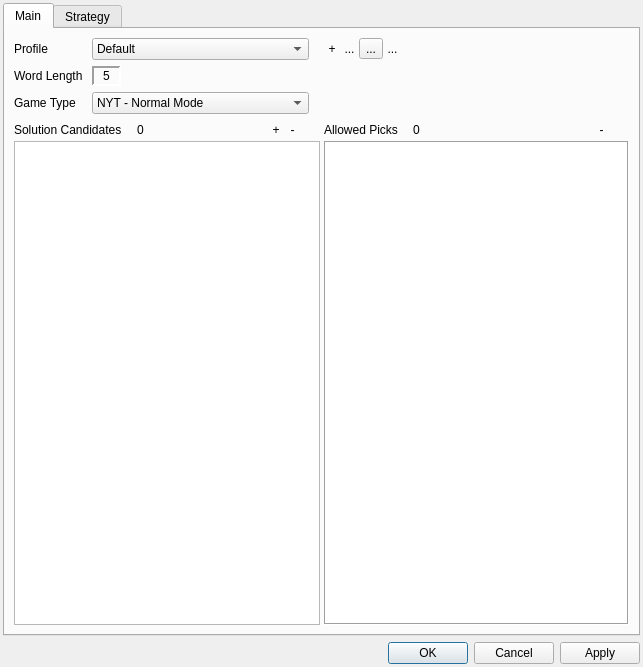
moltencrux/wordlesmash, file wordlesmash/ui/preferences.ui: the form before one commit.
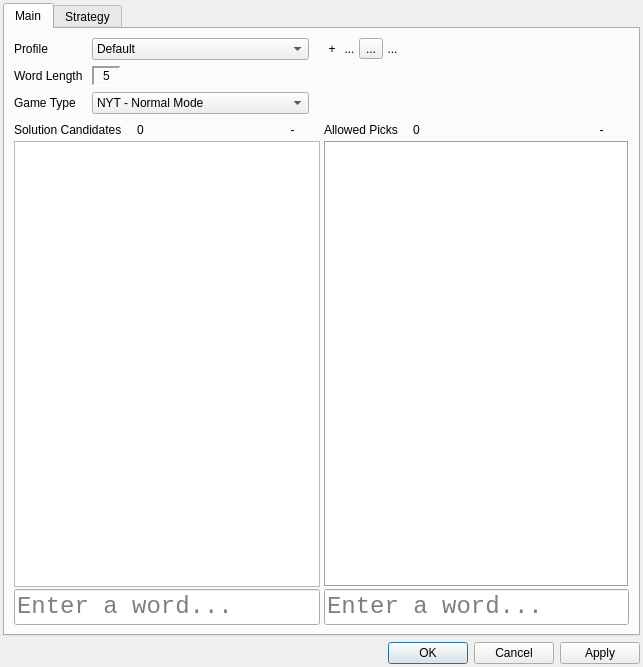
The form after the commit. Icons and pictures are not drawn. Custom widgets are drawn as their Qt base class.

What changed in the file:
```diff
--- a/wordlesmash/ui/preferences.ui
+++ b/wordlesmash/ui/preferences.ui
@@ -329,22 +329,6 @@
                      </property>
                     </widget>
                    </item>
-                   <item>
-                    <widget class="QToolButton" name="addCandidateButton">
-                     <property name="layoutDirection">
-                      <enum>Qt::LayoutDirection::LeftToRight</enum>
-                     </property>
-                     <property name="styleSheet">
-                      <string notr="true">border: none</string>
-                     </property>
-                     <property name="text">
-                      <string notr="true">+</string>
-                     </property>
-                     <property name="icon">
-                      <iconset theme="list-add"/>
-                     </property>
-                    </widget>
-                   </item>
                    <item>
                     <widget class="QToolButton" name="removeCandidateButton">
                      <property name="styleSheet">
@@ -394,6 +378,19 @@
                   </property>
                  </widget>
                 </item>
+                <item>
+                 <widget class="WordEntryLineEdit" name="candidatesLineEdit">
+                  <property name="font">
+                   <font>
+                    <family>Liberation Mono</family>
+                    <pointsize>18</pointsize>
+                   </font>
+                  </property>
+                  <property name="placeholderText">
+                   <string>Enter a word...</string>
+                  </property>
+                 </widget>
+                </item>
                </layout>
               </widget>
              </item>
@@ -521,6 +518,19 @@
                   </property>
                  </widget>
                 </item>
+                <item>
+                 <widget class="WordEntryLineEdit" name="picksLineEdit">
+                  <property name="font">
+                   <font>
+                    <family>Liberation Mono</family>
+                    <pointsize>18</pointsize>
+                   </font>
+                  </property>
+                  <property name="placeholderText">
+                   <string>Enter a word...</string>
+                  </property>
+                 </widget>
+                </item>
                </layout>
               </widget>
              </item>
@@ -1018,6 +1028,13 @@
    </item>
   </layout>
  </widget>
+ <customwidgets>
+  <customwidget>
+   <class>WordEntryLineEdit</class>
+   <extends>QLineEdit</extends>
+   <header>wordlesmash/ui/WordEntryLineEdit.h</header>
+  </customwidget>
+ </customwidgets>
  <resources>
   <include location="wordlesmash.qrc"/>
  </resources>
```
Left out of the diff: 237 changed lines with no effect on the pictures.
